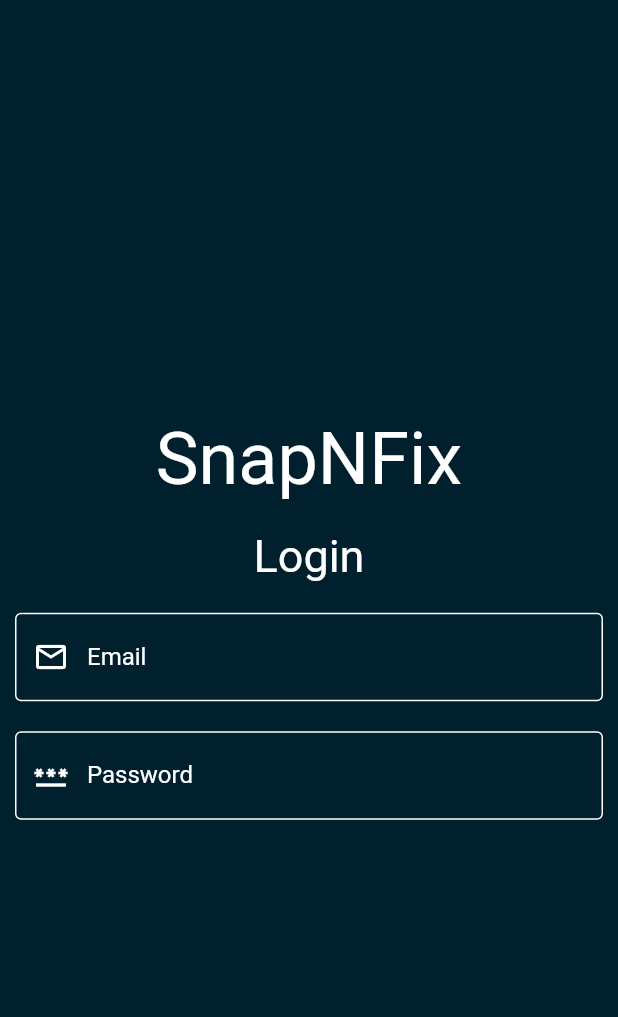
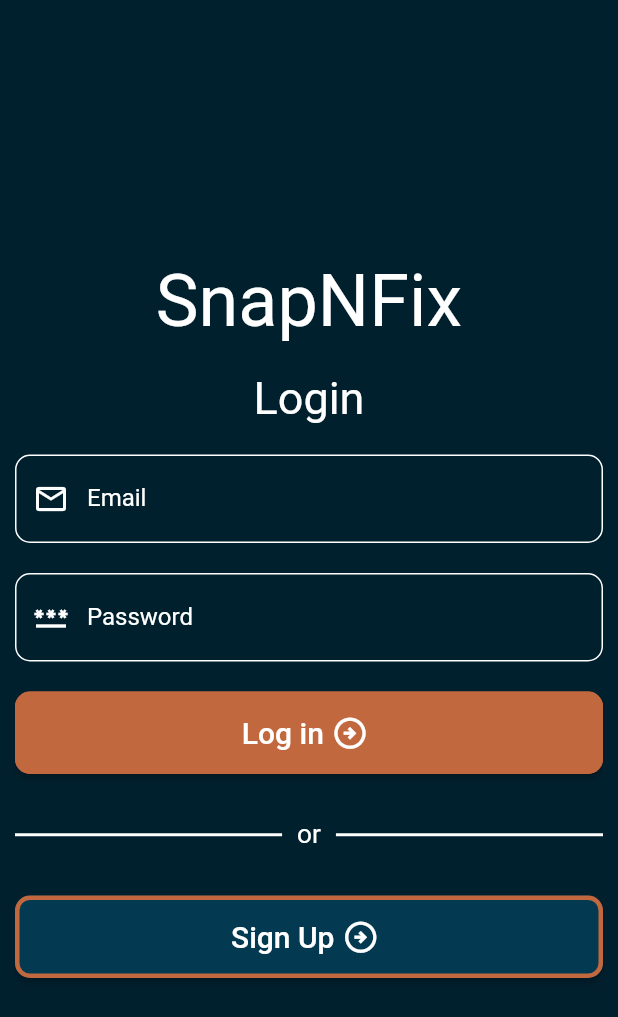
Before and after one commit to Gajjela-Koushik-Reddy/snapNfix, a Flutter app: the LoginView screen opened directly, on a phone screen of 412 x 824 dp. Shown: the top 1017 px of the screen. Run offline on Flutter 3.47's test engine with Material 2 defaults, Android fonts, the phone set to English and light mode, and no system bars; our stand-ins replace camera, cloud_firestore, firebase_core, firebase_storage, geolocator, google_maps_flutter; accounts and stored records are empty; generated files the repository leaves out were written again.

Commit message:
Completed login page structure

```diff
--- a/snapnfix/lib/authentication/login.dart
+++ b/snapnfix/lib/authentication/login.dart
@@ -46,12 +46,16 @@
                     fillColor: Colors.white,
                     enabledBorder: OutlineInputBorder(
                       borderSide: BorderSide(color: Colors.white),
+                      borderRadius: BorderRadius.all(Radius.circular(10)),
                     ),
                     focusedBorder: OutlineInputBorder(
                         borderSide: BorderSide(color: Colors.white)),
                     labelText: "Email",
                     labelStyle: TextStyle(color: Colors.white),
-                    prefixIcon: Icon(Icons.email_outlined, color: Colors.white,)),
+                    prefixIcon: Icon(
+                      Icons.email_outlined,
+                      color: Colors.white,
+                    )),
               ),
             ),
             Container(
@@ -62,15 +66,102 @@
                     fillColor: Colors.white,
                     enabledBorder: OutlineInputBorder(
                       borderSide: BorderSide(color: Colors.white),
+                      borderRadius: BorderRadius.all(Radius.circular(10)),
                     ),
                     focusedBorder: OutlineInputBorder(
                         borderSide: BorderSide(color: Colors.white)),
                     labelText: "Password",
                     labelStyle: TextStyle(color: Colors.white),
-                  prefixIcon: Icon(Icons.password_outlined, color: Colors.white,)
+                    prefixIcon: Icon(
+                      Icons.password_outlined,
+                      color: Colors.white,
+                    )),
               ),
             ),
+            Container(
+                padding: const EdgeInsets.all(10),
+                width: double.infinity,
+                height: 75,
+                child: ElevatedButton(
+                  onPressed: () {},
+                  style: const ButtonStyle(
+                    backgroundColor: MaterialStatePropertyAll(
+                      Color.fromRGBO(193, 104, 62, 1),
                     ),
+                    shape: MaterialStatePropertyAll(RoundedRectangleBorder(
+                        borderRadius: BorderRadius.all(Radius.circular(10)),
+                        side: BorderSide(
+                            color: Color.fromRGBO(193, 104, 62, 1), width: 3))),
+                  ),
+                  child: const Row(
+                    mainAxisAlignment: MainAxisAlignment.center,
+                    children: [
+                      Text("Log in", style: TextStyle(fontSize: 20)),
+                      Padding(
+                        padding: EdgeInsets.all(5),
+                        child: Icon(
+                          Icons.arrow_circle_right_outlined,
+                          size: 25,
+                        ),
+                      )
+                    ],
+                  ),
+                )),
+            const Padding(
+              padding: EdgeInsets.all(10),
+              child: Row(
+                children: [
+                  Expanded(
+                    child: Divider(
+                      color: Colors.white,
+                      thickness: 2,
+                    ),
+                  ),
+                  Padding(
+                    padding: EdgeInsets.all(10),
+                    child: Text(
+                      "or",
+                      style: TextStyle(color: Colors.white, fontSize: 17.5),
+                    ),
+                  ),
+                  Expanded(
+                    child: Divider(
+                      color: Colors.white,
+                      thickness: 2,
+                    ),
+                  ),
+                ],
+              ),
+            ),
+            Container(
+                padding: const EdgeInsets.all(10),
+                width: double.infinity,
+                height: 75,
+                child: ElevatedButton(
+                  onPressed: () {},
+                  style: const ButtonStyle(
+                      backgroundColor: MaterialStatePropertyAll(
+                        Color.fromRGBO(3, 58, 81, 1),
+                      ),
+                      shape: MaterialStatePropertyAll(RoundedRectangleBorder(
+                          borderRadius: BorderRadius.all(Radius.circular(10)),
+                          side: BorderSide(
+                              color: Color.fromRGBO(193, 104, 62, 1),
+                              width: 3)))),
+                  child: const Row(
+                    mainAxisAlignment: MainAxisAlignment.center,
+                    children: [
+                      Text("Sign Up", style: TextStyle(fontSize: 20)),
+                      Padding(
+                        padding: EdgeInsets.all(5),
+                        child: Icon(
+                          Icons.arrow_circle_right_outlined,
+                          size: 25,
+                        ),
+                      )
+                    ],
+                  ),
+                )),
           ],
         ),
       ),
```
Lines whose indentation alone changed are shown as unchanged.
